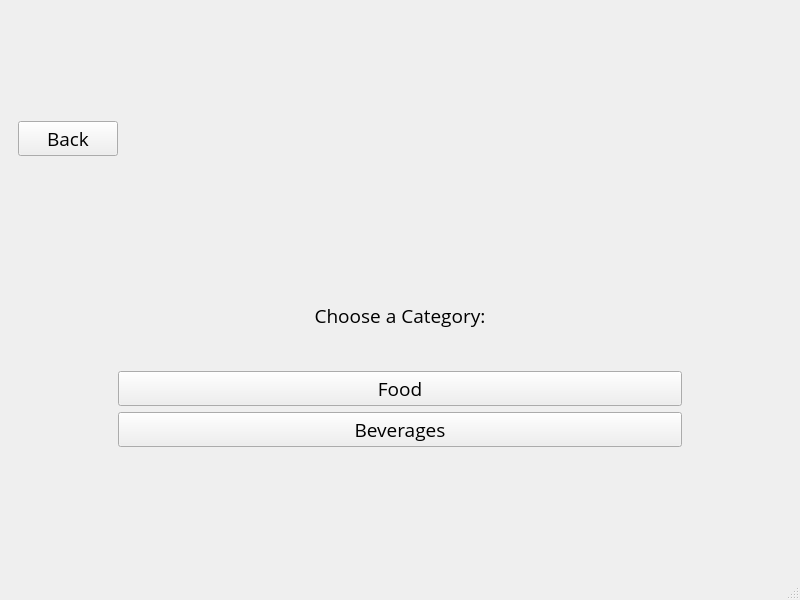
First picture: the form in mainwindow.ui, repository omarbassam88/RestaurantApp, before the edit.
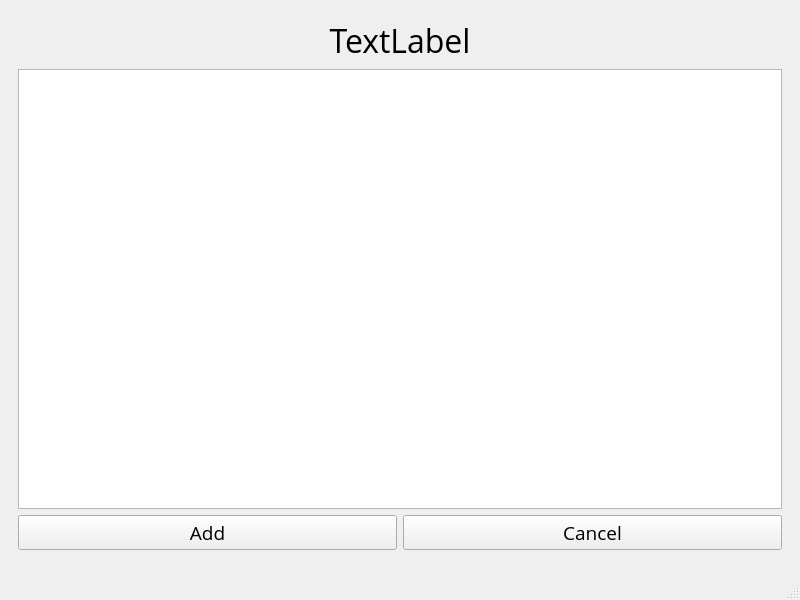
Second picture: the form after the edit.

Commit message: Added Category Items List

The edit to the form file:
```diff
--- a/mainwindow.ui
+++ b/mainwindow.ui
@@ -39,7 +39,7 @@
     <string notr="true"/>
    </property>
    <layout class="QGridLayout" name="gridLayout_2">
-    <item row="0" column="1">
+    <item row="0" column="0">
      <widget class="QStackedWidget" name="stackedWidget">
       <property name="sizePolicy">
        <sizepolicy hsizetype="Preferred" vsizetype="Preferred">
@@ -51,7 +51,7 @@
        <string notr="true"/>
       </property>
       <property name="currentIndex">
-       <number>3</number>
+       <number>4</number>
       </property>
       <widget class="QWidget" name="page_1">
        <layout class="QGridLayout" name="gridLayout">
@@ -350,14 +350,14 @@
          </widget>
         </item>
         <item row="2" column="0" colspan="2">
-         <layout class="QVBoxLayout" name="verticalLayout_2">
+         <layout class="QGridLayout" name="gridLayout_7">
           <property name="leftMargin">
            <number>100</number>
           </property>
           <property name="rightMargin">
            <number>100</number>
           </property>
-          <item>
+          <item row="0" column="0">
            <widget class="QLabel" name="label_2">
             <property name="maximumSize">
              <size>
@@ -373,22 +373,63 @@
             </property>
            </widget>
           </item>
+          <item row="1" column="0">
+           <layout class="QVBoxLayout" name="categoritesListSelection"/>
+          </item>
+         </layout>
+        </item>
+       </layout>
+      </widget>
+      <widget class="QWidget" name="page_5">
+       <layout class="QGridLayout" name="gridLayout_8">
+        <item row="2" column="0">
+         <layout class="QHBoxLayout" name="horizontalLayout_3">
           <item>
-           <widget class="QPushButton" name="FoodCategoryButton">
+           <widget class="QPushButton" name="AddSelectedItemButton">
             <property name="text">
-             <string>Food</string>
+             <string>Add</string>
             </property>
            </widget>
           </item>
           <item>
-           <widget class="QPushButton" name="BeveragesCategoryButton">
+           <widget class="QPushButton" name="CancelButton">
             <property name="text">
-             <string>Beverages</string>
+             <string>Cancel</string>
             </property>
            </widget>
           </item>
          </layout>
         </item>
+        <item row="1" column="0">
+         <widget class="QTreeWidget" name="CateryItemsList">
+          <attribute name="headerVisible">
+           <bool>false</bool>
+          </attribute>
+          <column>
+           <property name="text">
+            <string notr="true">1</string>
+           </property>
+          </column>
+         </widget>
+        </item>
+        <item row="0" column="0">
+         <widget class="QLabel" name="SelectedCategoryLabel">
+          <property name="font">
+           <font>
+            <pointsize>24</pointsize>
+           </font>
+          </property>
+          <property name="text">
+           <string>TextLabel</string>
+          </property>
+          <property name="alignment">
+           <set>Qt::AlignCenter</set>
+          </property>
+          <property name="margin">
+           <number>20</number>
+          </property>
+         </widget>
+        </item>
        </layout>
       </widget>
      </widget>
```
The commit also changes 8 other files.
